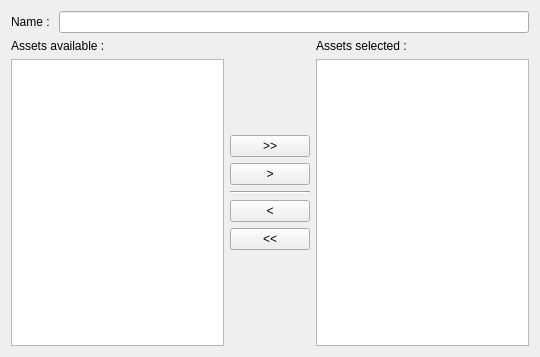
First picture: the form in Sources/GUI/ShowAssetsWizardPage.ui, repository pchaigno/varsoft, before the edit.
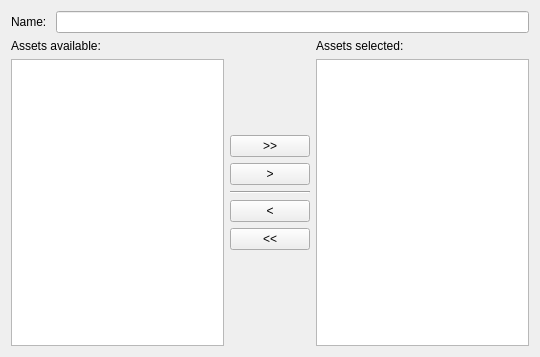
Second picture: the form after the edit.

Commit message: GUI translated to French

What changed in the file:
```diff
--- a/Sources/GUI/ShowAssetsWizardPage.ui
+++ b/Sources/GUI/ShowAssetsWizardPage.ui
@@ -22,7 +22,7 @@
      <item>
       <widget class="QLabel" name="label">
        <property name="text">
-        <string>Name : </string>
+        <string>Name: </string>
        </property>
       </widget>
      </item>
@@ -50,7 +50,7 @@
          <item>
           <widget class="QLabel" name="label_2">
            <property name="text">
-            <string>Assets available :</string>
+            <string>Assets available:</string>
            </property>
           </widget>
          </item>
@@ -163,7 +163,7 @@
          <item>
           <widget class="QLabel" name="label_4">
            <property name="text">
-            <string>Assets selected :</string>
+            <string>Assets selected:</string>
            </property>
           </widget>
          </item>
```
The commit also changes 2 other files.
